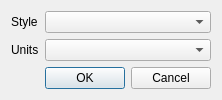
Above: falconer/ui/preferences.ui from EarToEarOak/Wild-Find before the change. Below: the same form after it.
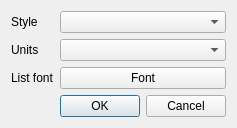
That is the form after the change.

Commit message: Falconer: Change list font in preferences

Patch:
```diff
--- a/falconer/ui/preferences.ui
+++ b/falconer/ui/preferences.ui
@@ -23,13 +23,6 @@
      </property>
     </widget>
    </item>
-   <item row="2" column="1">
-    <widget class="QDialogButtonBox" name="_buttonBox">
-     <property name="standardButtons">
-      <set>QDialogButtonBox::Cancel|QDialogButtonBox::Ok</set>
-     </property>
-    </widget>
-   </item>
    <item row="1" column="0">
     <widget class="QLabel" name="label">
      <property name="text">
@@ -40,6 +33,27 @@
    <item row="1" column="1">
     <widget class="QComboBox" name="_comboUnits"/>
    </item>
+   <item row="3" column="1">
+    <widget class="QDialogButtonBox" name="_buttonBox">
+     <property name="standardButtons">
+      <set>QDialogButtonBox::Cancel|QDialogButtonBox::Ok</set>
+     </property>
+    </widget>
+   </item>
+   <item row="2" column="1">
+    <widget class="QPushButton" name="_buttonFont">
+     <property name="text">
+      <string>Font</string>
+     </property>
+    </widget>
+   </item>
+   <item row="2" column="0">
+    <widget class="QLabel" name="label_2">
+     <property name="text">
+      <string>List font</string>
+     </property>
+    </widget>
+   </item>
   </layout>
  </widget>
  <resources/>
```
Left out of the diff: 2 changed lines with no effect on the pictures. The commit also changes 6 other files.
